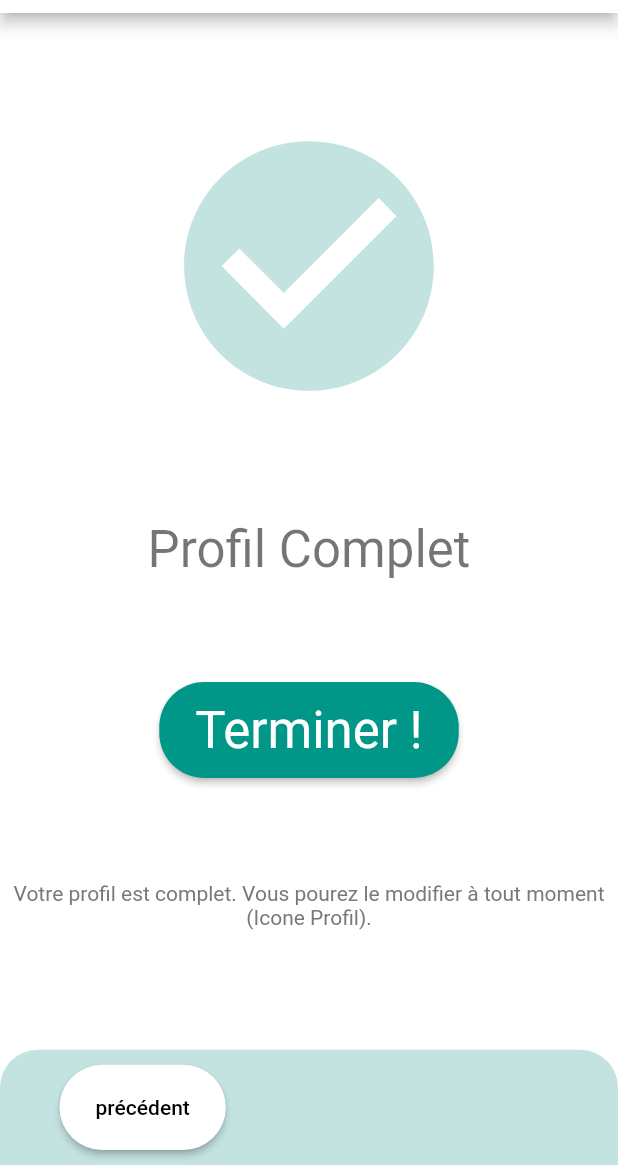
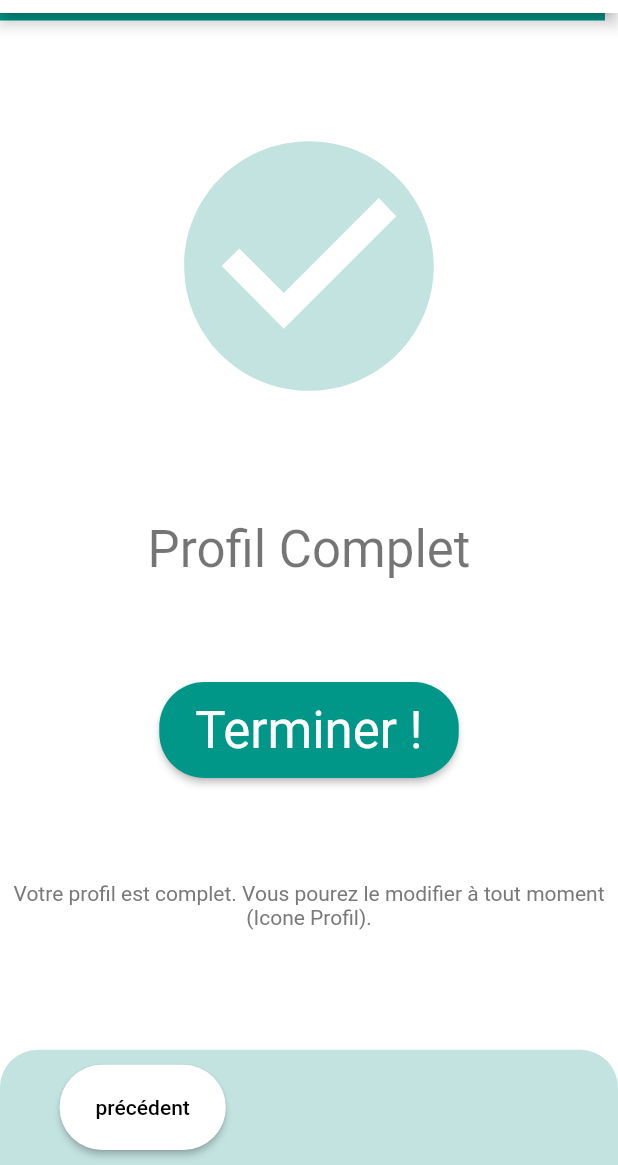
Before and after one commit to otakedev/ceihm-groupe-7, a Flutter app: the ProfilePage screen opened by its route, swiped to page 4, on a phone screen of 412 x 824 dp, the part 71-1236 px from its top. Run offline on Flutter 3.47's test engine with Material 2 defaults, Android fonts, the phone set to English and light mode, and no system bars; our stand-ins replace flutter_svg; missing offline and left inert: flappy_search_bar, qr_code_scanner; Roboto replaces fonts that are missing (ArialRounded).

Commit message:
[#21] add progresss bar for the profile with an animation

```diff
--- a/lib/core/utils.dart
+++ b/lib/core/utils.dart
@@ -11,3 +11,8 @@ String getRandomString(int length) => String.fromCharCodes(
         ),
       ),
     );
+
+/// remap a value from the interval [a1,a2] to the interval [b1,b2]
+double remapInterval(
+        dynamic value, dynamic a1, dynamic a2, double b1, double b2) =>
+    b1 + ((value - a1) * (b2 - b1)) / (a2 - a1);
--- a/lib/screens/profile_pages/components/profile_final_tab_page.dart
+++ b/lib/screens/profile_pages/components/profile_final_tab_page.dart
@@ -16,8 +16,7 @@ class ProfileFinalTabPage extends StatelessWidget {
 
   @override
   Widget build(BuildContext context) {
-    return Scaffold(
-      body: Center(
+    return Center(
       child: Column(
         mainAxisAlignment: MainAxisAlignment.spaceEvenly,
         children: [
@@ -51,7 +50,6 @@ class ProfileFinalTabPage extends StatelessWidget {
           const SizedBox(height: 20)
         ],
       ),
-      ),
     );
   }
 }
--- a/lib/screens/profile_pages/profile_page.dart
+++ b/lib/screens/profile_pages/profile_page.dart
@@ -2,6 +2,7 @@ import 'dart:developer';
 
 import 'package:alergo/components/bottom_drawer.dart';
 import 'package:alergo/components/dismissible_list_view.dart';
+import 'package:alergo/core/utils.dart';
 import 'package:alergo/mocks/profil_items_mock.dart';
 import 'package:alergo/models/profile_item_block_model.dart';
 import 'package:alergo/screens/profile_pages/components/profile_final_tab_page.dart';
@@ -25,6 +26,8 @@ class ProfilePage extends StatefulWidget {
 class _ProfilePageState extends State<ProfilePage> {
   PageController _pageController = PageController();
 
+  double _currentStepWidth = 0.0;
+
   final _profileLabels = [
     'Choix du régime',
     'Je ne peux pas',
@@ -43,6 +46,8 @@ class _ProfilePageState extends State<ProfilePage> {
 
   @override
   Widget build(BuildContext context) {
+    final double screenWidth = MediaQuery.of(context).size.width;
+
     return Scaffold(
       appBar: AppBar(
         title: Text("MON PROFIL"),
@@ -51,8 +56,19 @@ class _ProfilePageState extends State<ProfilePage> {
         create: (_) => ProfileSelectorNotifier(),
         child: Stack(
           children: [
+            AnimatedContainer(
+              duration: Duration(seconds: 1),
+              curve: Curves.fastOutSlowIn,
+              color: colorPrimary,
+              width: _currentStepWidth,
+              height: 5,
+            ),
             PageView(
-              onPageChanged: (i) => setState(() => _currentPage = i),
+              onPageChanged: (i) => setState(() => {
+                    _currentPage = i,
+                    _currentStepWidth =
+                        screenWidth * remapInterval(_currentPage, 0, 3, 0, 1),
+                  }),
               controller: _pageController,
               children: [
                 ProfileTabPage(
```
Also changed, not shown: lib/screens/product_page/components/product_ingredients.dart (+10 -18 lines). Lines whose indentation alone changed are shown as unchanged.
